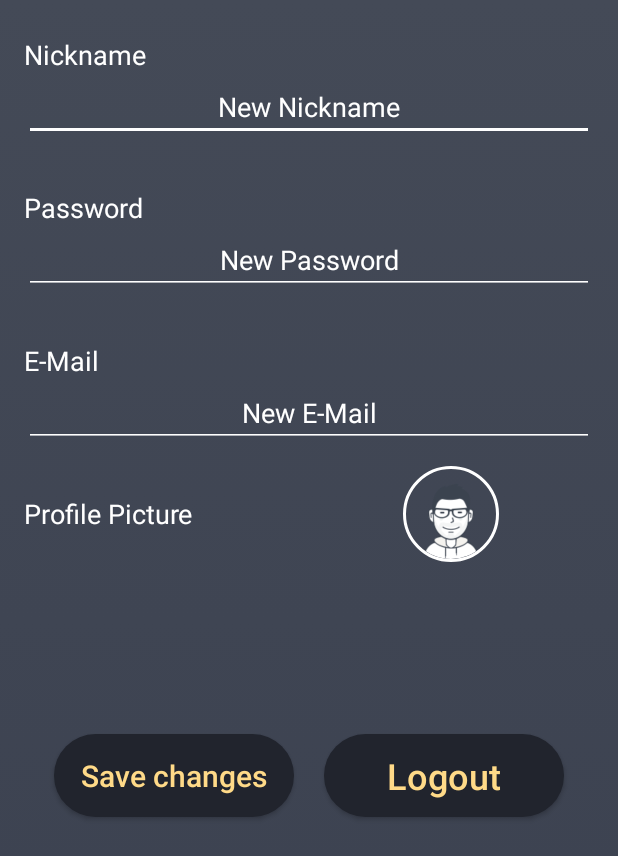
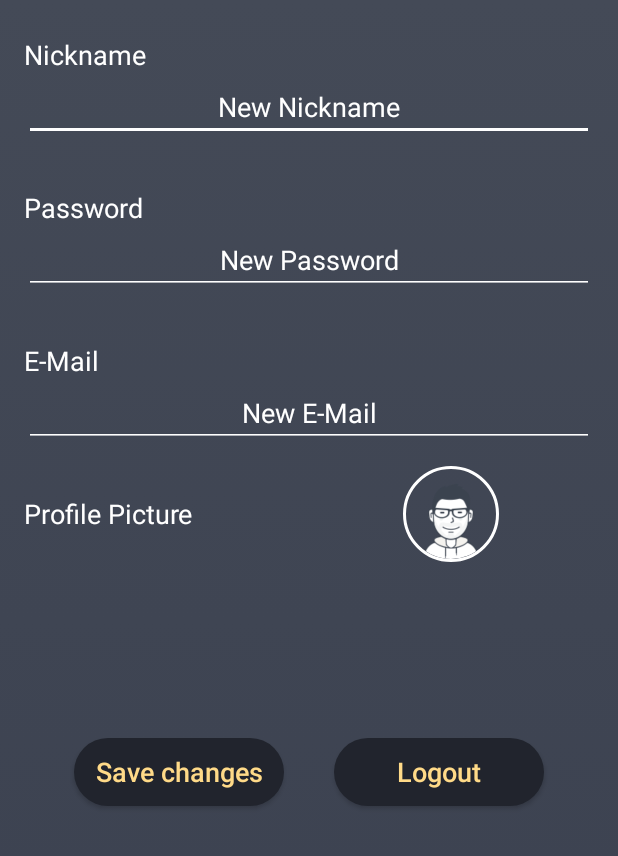
Before and after one commit to s-msimic/SmartKickertisch, an Android app: the fragment SettingsFragment shown on its own in the app's theme, after a tap on "Save changes", on a phone screen of 412 x 824 dp. Shown: the top 856 px of the screen. Run offline under Robolectric (Android 15) with nearby library versions, the phone set to English and light mode, and no system bars; our stand-ins replace CircleImageView, Firebase (no records; nobody signed in at launch, a user with empty details on screens opened directly), Picasso; pictures from the network do not load.

Commit message:
Layout improvements in SettingsFragment for smaller screens.

```diff
--- a/app/src/main/java/com/example/matte/smartkickertisch/SettingsFragment.java
+++ b/app/src/main/java/com/example/matte/smartkickertisch/SettingsFragment.java
@@ -156,17 +156,19 @@ public class SettingsFragment extends Fragment {
             String nickname = newNickname.getText().toString();
             final String eMail = newEMail.getText().toString();
             String password = newPassword.getText().toString();
-            if (!nickname.equals("") && !nickname.equals(currentNickname.getText().toString())) {
+
+            if (nickname.contains(" ")) {
+                errorMessage.append("Your Nickname shouldn't contain any spaces!\n");
+            }
+
+            if (nickname.length() > 15) {
+                errorMessage.append("Your Nickname can't be longer than 15 characters!\n");
+            }
+
+            if (!nickname.equals("") && !nickname.equals(currentNickname.getText().toString()) && errorMessage.toString().equals("")) {
                 Log.d(TAG, "onClick: editText nickname = " + newNickname.getText());
                 Log.d(TAG, "onClick: nickname " + nickname);
 
-                if (nickname.contains(" ")) {
-                    errorMessage.append("Your Nickname shouldn't contain any spaces!\n");
-                }
-
-                if (nickname.length() > 15) {
-                    errorMessage.append("Your Nickname can't be longer than 15 characters!\n");
-                }
 
                 database.getReference("users/").child(mAuth.getCurrentUser().getUid()).child("nickName").setValue(nickname);
                 currentNickname.setText(nickname);
@@ -196,9 +198,9 @@ public class SettingsFragment extends Fragment {
                             Toast.makeText(getContext(), "E-Mail Address updated!", Toast.LENGTH_SHORT).show();
                         })
                         .addOnFailureListener(e -> {
-                            Log.e(TAG, "onFailure: unvalid eMail ",e);;
-                            errorMessage.append(e.getMessage());
-                            errorMessageTextView.setText(errorMessage);;
+                            Log.e(TAG, "onFailure: unvalid eMail ",e);
+                            errorMessage.append(e.getMessage()).append("\n");
+                            errorMessageTextView.setText(errorMessage);
                         });
                 Log.i(TAG, "onClick: new mail = " + mAuth.getCurrentUser().getEmail());
             }
@@ -213,7 +215,7 @@ public class SettingsFragment extends Fragment {
                         })
                         .addOnFailureListener(e -> {
                             Log.e(TAG, "onFailure: ",e);
-                            errorMessage.append(e.getMessage());
+                            errorMessage.append(e.getMessage()).append("\n");
                             errorMessageTextView.setText(errorMessage);
                         });
             }
--- a/app/src/main/res/layout/activity_leaderboard.xml
+++ b/app/src/main/res/layout/activity_leaderboard.xml
@@ -12,7 +12,7 @@
         android:layout_height="wrap_content"
         android:id="@+id/spinnerTextView"
         android:textColor="@color/colorWhite"
-        android:textSize="20sp"
+        android:textSize="16sp"
         android:layout_marginTop="10dp"
         android:layout_marginStart="12dp"
         android:layout_alignTop="@id/spinner"
--- a/app/src/main/res/layout/fragment_settings.xml
+++ b/app/src/main/res/layout/fragment_settings.xml
@@ -161,12 +161,12 @@
     />
 
    <Button
-       android:layout_width="160dp"
-       android:layout_height="55dp"
+       android:layout_width="140dp"
+       android:layout_height="45dp"
        android:id="@+id/saveChangesButton"
        android:text="@string/save_changes"
        android:textAllCaps="false"
-       android:textSize="20sp"
+       android:textSize="18sp"
        android:textColor="@color/colorSignUpButtonText"
        android:background="@drawable/round_button"
        app:layout_constraintStart_toStartOf="parent"
@@ -177,12 +177,12 @@
    />
 
    <Button
-       android:layout_width="160dp"
-       android:layout_height="55dp"
+       android:layout_width="140dp"
+       android:layout_height="45dp"
        android:id="@+id/logoutSettingsButton"
        android:text="@string/logout"
        android:textAllCaps="false"
-       android:textSize="24sp"
+       android:textSize="18sp"
        android:textColor="@color/colorSignUpButtonText"
        android:background="@drawable/round_button"
        app:layout_constraintStart_toEndOf="@id/saveChangesButton"
```
